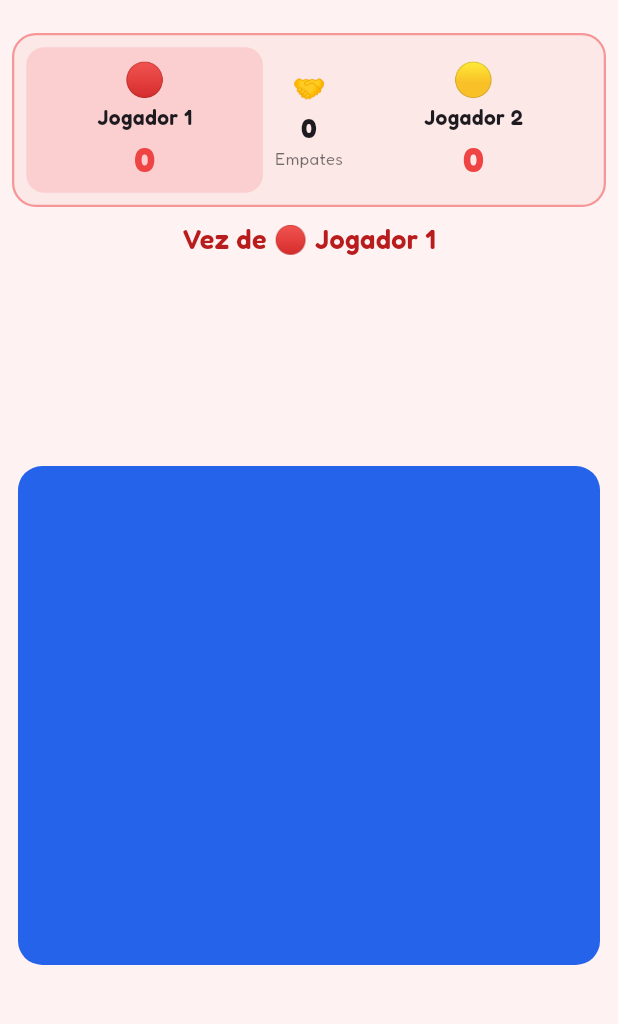
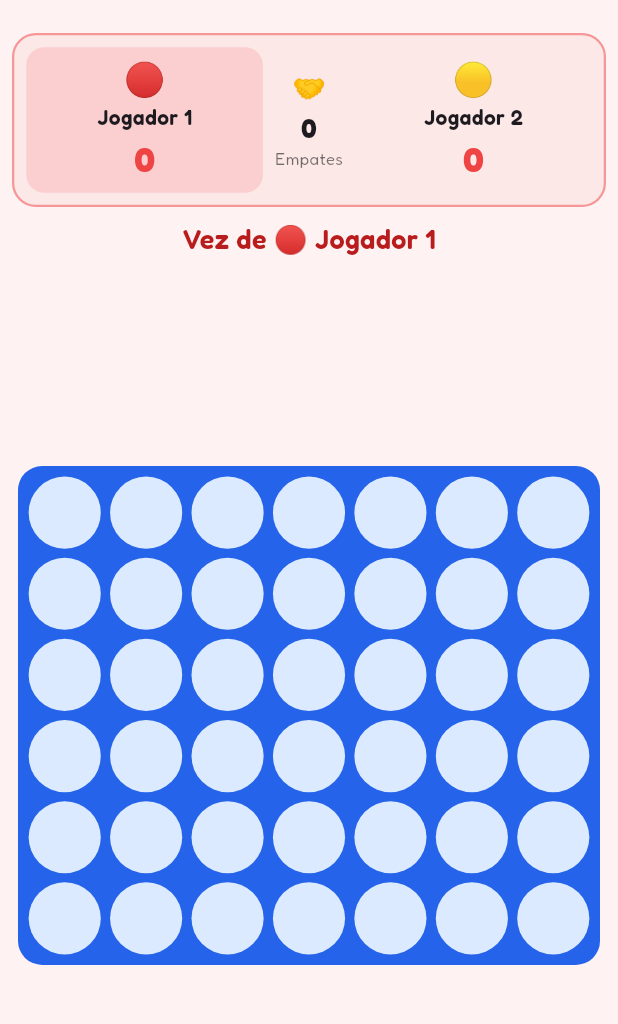
Before and after one commit to Meus-Prompts/brincaki, a Flutter app: the Lig4Screen screen opened directly, after a tap on "Dois jogadores", after a tap on "Jogar!", on a phone screen of 412 x 824 dp, the part 63-1087 px from its top. Run offline on Flutter 3.47's test engine with Material 3 defaults, Android fonts, the phone set to English and light mode, and no system bars; our stand-ins replace google_fonts, shared_preferences; accounts and stored records are empty; project files that could hold a hidden picture were left out.

Commit message:
fix(lig4): give board holes and pieces their full cell size
A childless DecoratedBox inside the column laid out at zero width, so the board rendered as a plain blue rectangle with no holes or pieces.

Co-Authored-By: Claude Opus 5.5 <noreply@anthropic.com>
Claude-Session: https://claude.ai/code/session_01Xjg1TLqC4ZgdPxqjYVNytt

```diff
--- a/lib/games/lig4/widgets/board_view.dart
+++ b/lib/games/lig4/widgets/board_view.dart
@@ -79,15 +79,21 @@ class _Hole extends StatelessWidget {
   @override
   Widget build(BuildContext context) {
     if (value == 0) {
-      return const DecoratedBox(
-        decoration: BoxDecoration(color: Color(0xFFDBEAFE), shape: BoxShape.circle),
+      // SizedBox.expand: sem filho, o DecoratedBox ficaria com largura zero.
+      return const SizedBox.expand(
+        child: DecoratedBox(
+          decoration:
+              BoxDecoration(color: Color(0xFFDBEAFE), shape: BoxShape.circle),
+        ),
       );
     }
-    Widget piece = DecoratedBox(
-      decoration: BoxDecoration(
-        color: value == 1 ? kLig4Red : kLig4Yellow,
-        shape: BoxShape.circle,
-        border: winning ? Border.all(color: Colors.white, width: 3) : null,
+    Widget piece = SizedBox.expand(
+      child: DecoratedBox(
+        decoration: BoxDecoration(
+          color: value == 1 ? kLig4Red : kLig4Yellow,
+          shape: BoxShape.circle,
+          border: winning ? Border.all(color: Colors.white, width: 3) : null,
+        ),
       ),
     );
     if (winning) piece = _Pulse(child: piece);
```
Also changed, not shown: 1 other file.
